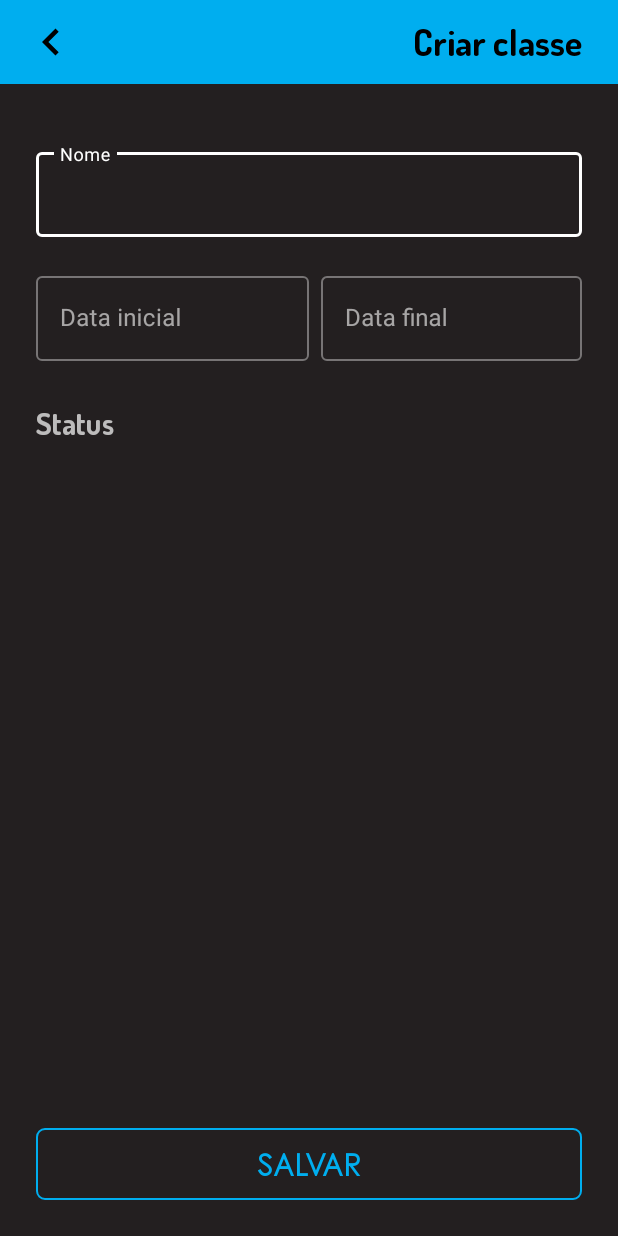
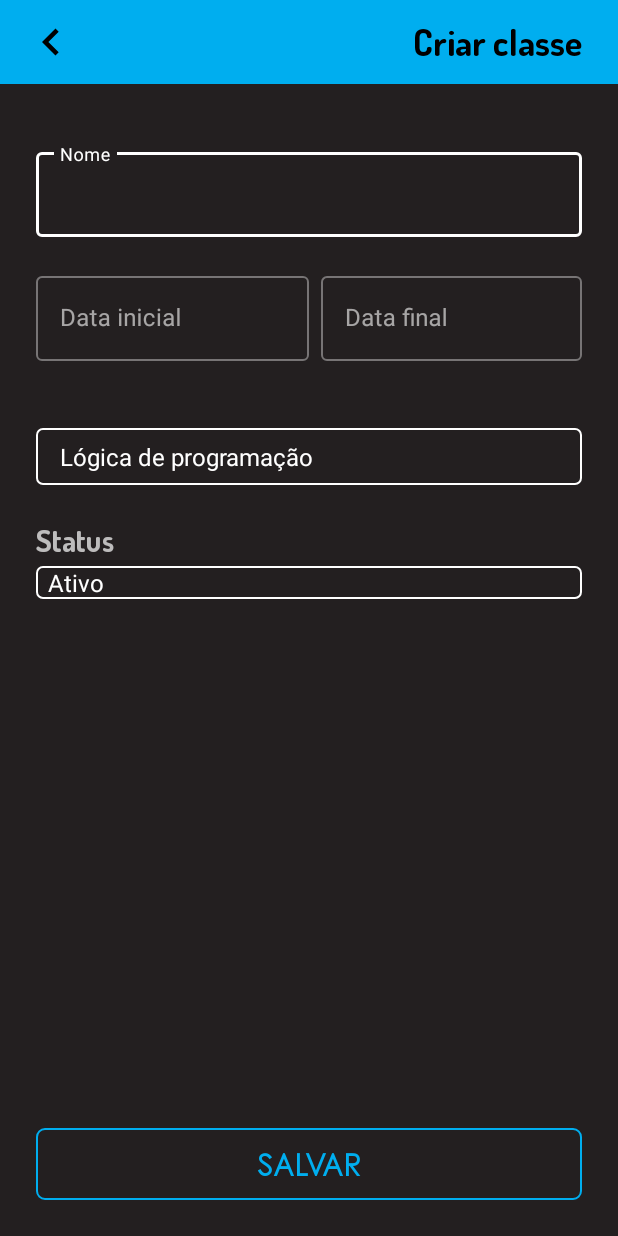
Before and after one commit to tiagomnunes89/vidacademica, an Android app: the screen it shows after launch (activity_create_class), on a phone screen of 412 x 824 dp. Run offline under Robolectric (Android 15) with nearby library versions, the light colour scheme and no system bars; our stand-ins replace data binding.

Commit message:
Criar classe - adicionei o input to spinner de status

```diff
--- a/app/src/main/res/layout/content_create_class.xml
+++ b/app/src/main/res/layout/content_create_class.xml
@@ -89,18 +89,31 @@
                 </com.google.android.material.textfield.TextInputLayout>
             </LinearLayout>
 
+            <Spinner
+                android:id="@+id/spinner_list_subjects"
+                android:layout_width="match_parent"
+                android:layout_height="0dp"
+                android:layout_marginStart="@dimen/default_size"
+                android:layout_marginTop="@dimen/default_size"
+                android:layout_marginEnd="@dimen/default_size"
+                android:background="@drawable/spinner_border_input"
+                android:entries="@array/subjects"
+                android:padding="@dimen/little_size"
+                android:spinnerMode="dropdown"
+                app:layout_constraintTop_toBottomOf="@id/linear_layout_start_final_date" />
+
             <TextView
                 android:id="@+id/text_view_status_course"
                 android:layout_width="wrap_content"
                 android:layout_height="wrap_content"
                 android:layout_marginStart="@dimen/default_size"
-                android:layout_marginTop="@dimen/little_size"
+                android:layout_marginTop="@dimen/default_size"
                 android:fontFamily="@font/dosis_bold"
                 android:text="@string/status"
                 android:textSize="@dimen/font_normal_text"
                 android:textStyle="bold"
                 app:layout_constraintStart_toStartOf="parent"
-                app:layout_constraintTop_toBottomOf="@+id/linear_layout_start_final_date" />
+                app:layout_constraintTop_toBottomOf="@+id/spinner_list_subjects" />
 
             <Spinner
                 android:id="@+id/input_status_course"
@@ -110,6 +123,7 @@
                 android:layout_marginTop="30dp"
                 android:layout_marginEnd="@dimen/default_size"
                 android:layout_marginBottom="@dimen/short_size"
+                android:entries="@array/status"
                 android:background="@drawable/course_spinner_border_input"
                 app:layout_constraintTop_toTopOf="@+id/text_view_status_course" />
         </androidx.constraintlayout.widget.ConstraintLayout>
--- a/app/src/main/res/values/arrays.xml
+++ b/app/src/main/res/values/arrays.xml
@@ -4,4 +4,13 @@
         <item>Sistemas para internet</item>
         <item>Logística</item>
     </string-array>
+    <string-array name="subjects">arraySpinner
+        <item>Lógica de programação</item>
+        <item>Fundamentos de webdesign 1</item>
+    </string-array>
+    <string-array name="status">arraySpinner
+        <item>Ativo</item>
+        <item>Inativo</item>
+    </string-array>
+
 </resources>
```
